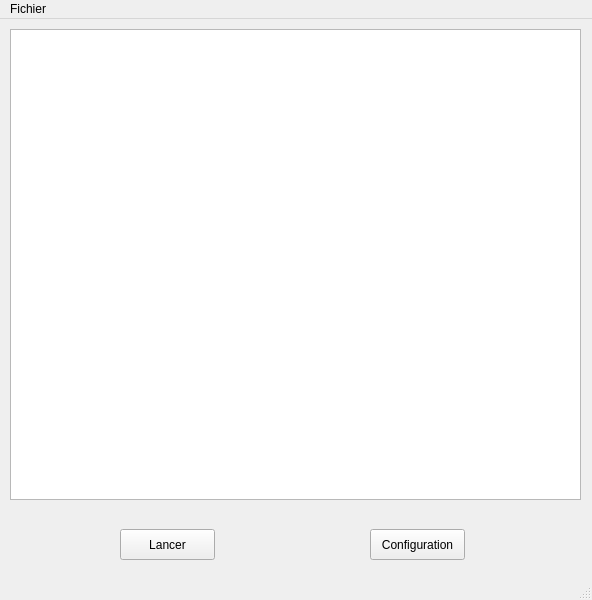
This is clustershell_IHM/clustershell_IHM.ui in gdubroeucq/Clustershell_G-G as Qt 5 draws it before an edit. The edited form follows.
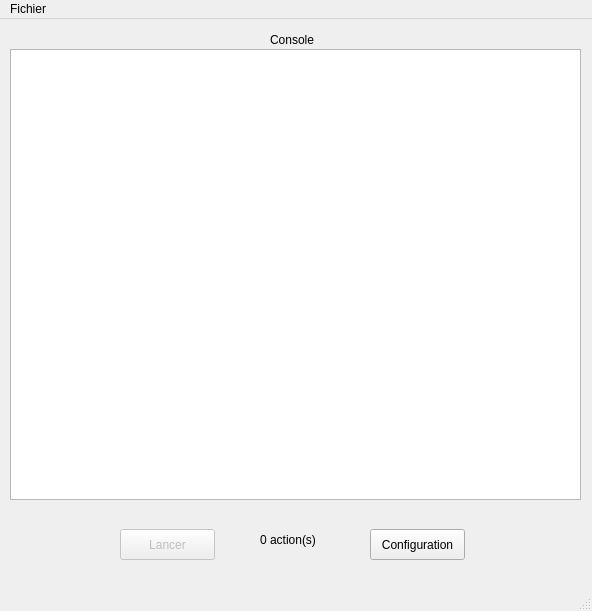
This is the edited form.

The edit to the form file:
```diff
--- a/clustershell_IHM/clustershell_IHM.ui
+++ b/clustershell_IHM/clustershell_IHM.ui
@@ -7,9 +7,21 @@
     <x>0</x>
     <y>0</y>
     <width>592</width>
-    <height>600</height>
+    <height>611</height>
    </rect>
   </property>
+  <property name="minimumSize">
+   <size>
+    <width>592</width>
+    <height>611</height>
+   </size>
+  </property>
+  <property name="maximumSize">
+   <size>
+    <width>592</width>
+    <height>611</height>
+   </size>
+  </property>
   <property name="windowTitle">
    <string>MainWindow</string>
   </property>
@@ -28,6 +40,9 @@
     </property>
    </widget>
    <widget class="QPushButton" name="pushButton_2">
+    <property name="enabled">
+     <bool>false</bool>
+    </property>
     <property name="geometry">
      <rect>
       <x>120</x>
@@ -36,18 +51,62 @@
       <height>31</height>
      </rect>
     </property>
+    <property name="autoFillBackground">
+     <bool>false</bool>
+    </property>
     <property name="text">
      <string>Lancer</string>
     </property>
+    <property name="checkable">
+     <bool>false</bool>
+    </property>
+    <property name="autoDefault">
+     <bool>false</bool>
+    </property>
+    <property name="default">
+     <bool>false</bool>
+    </property>
+    <property name="flat">
+     <bool>false</bool>
+    </property>
    </widget>
    <widget class="QListWidget" name="listWidget">
     <property name="geometry">
      <rect>
       <x>10</x>
-      <y>10</y>
+      <y>30</y>
       <width>571</width>
-      <height>471</height>
+      <height>451</height>
      </rect>
+    </property>
+    <property name="mouseTracking">
+     <bool>true</bool>
+    </property>
+   </widget>
+   <widget class="QLabel" name="label">
+    <property name="geometry">
+     <rect>
+      <x>260</x>
+      <y>510</y>
+      <width>91</width>
+      <height>21</height>
+     </rect>
+    </property>
+    <property name="text">
+     <string>0 action(s)</string>
+    </property>
+   </widget>
+   <widget class="QLabel" name="label_2">
+    <property name="geometry">
+     <rect>
+      <x>270</x>
+      <y>10</y>
+      <width>61</width>
+      <height>21</height>
+     </rect>
+    </property>
+    <property name="text">
+     <string>Console</string>
     </property>
    </widget>
   </widget>
```
Left out of the diff: 2 changed lines with no effect on the pictures.
